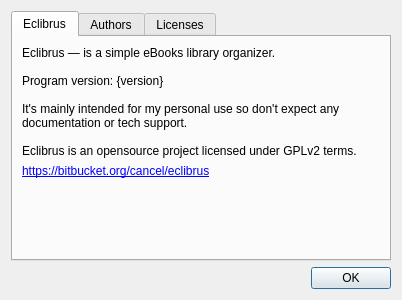
Qt form src/aboutdialog.ui (sigsergv/eclibrus) before a commit.
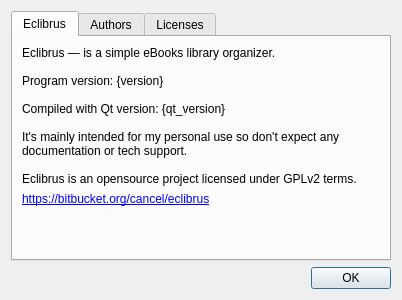
The same form after that commit.

Commit message: Updated About dialog

```diff
--- a/src/aboutdialog.ui
+++ b/src/aboutdialog.ui
@@ -34,6 +34,8 @@
 
 Program version: {version}
 
+Compiled with Qt version: {qt_version}
+
 It's mainly intended for my personal use so don't expect any documentation or tech support.
 
 Eclibrus is an opensource project licensed under GPLv2 terms.</string>
```
The commit also changes 2 other files.
